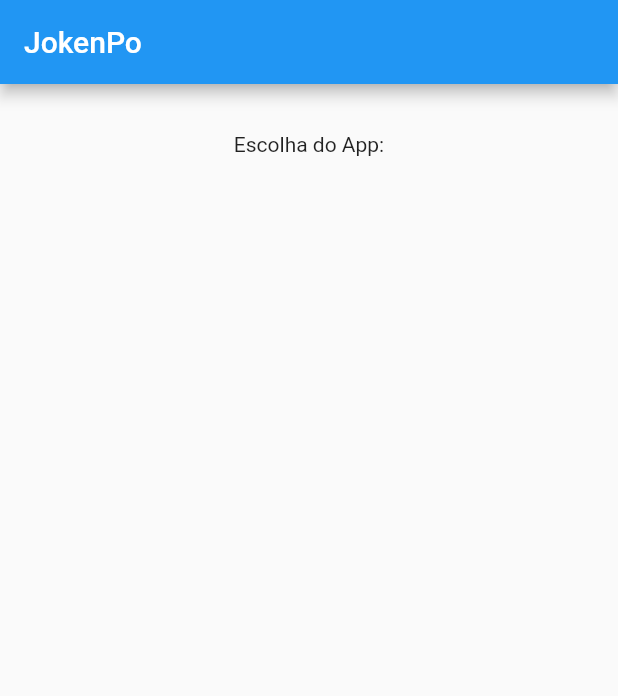
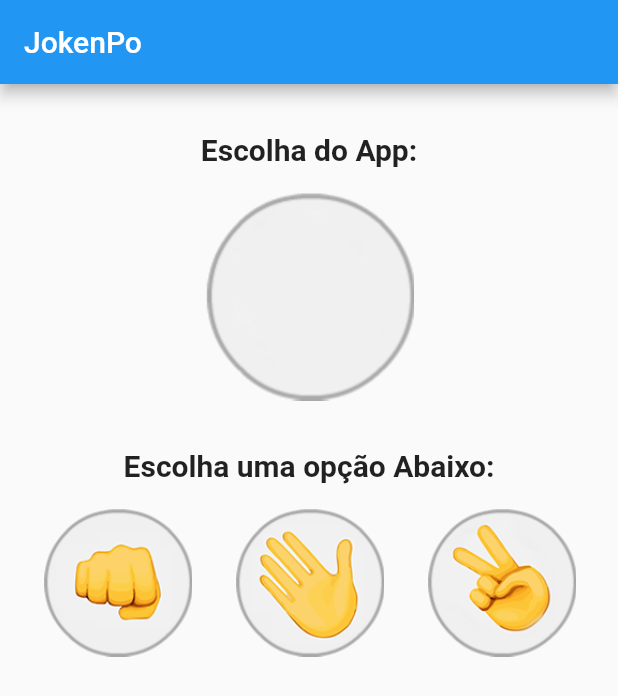
Before and after one commit to CarlosBitzin/Jokenpo, a Flutter app: the screen it shows after launch, on a phone screen of 412 x 824 dp. Shown: the top 696 px of the screen. Run offline on Flutter 3.47's test engine with Material 2 defaults, Android fonts, the phone set to English and light mode, and no system bars.

Commit message:
finalização da interface

```diff
--- a/lib/jogo.dart
+++ b/lib/jogo.dart
@@ -15,14 +15,38 @@ class _JogoState extends State<Jogo> {
         title: Text("JokenPo"),
       ),
       body: Column(
-        crossAxisAlignment: CrossAxisAlignment.stretch,
+        crossAxisAlignment: CrossAxisAlignment.center,
         children: [
           Padding(
             padding: EdgeInsets.only(top: 32, bottom: 16),
             child: Text(
             "Escolha do App:",
             textAlign: TextAlign.center,
+            style: TextStyle(
+              fontSize: 20,
+              fontWeight: FontWeight.bold,
             ),
+            ),
+          ),
+          Image.asset("images/padrao.png"),
+          Padding(
+            padding: EdgeInsets.only(top: 32, bottom: 16),
+            child: Text(
+            "Escolha uma opção Abaixo:",
+            textAlign: TextAlign.center,
+            style: TextStyle(
+              fontSize: 20,
+              fontWeight: FontWeight.bold,
+            ),
+            ),
+          ),
+          Row(
+            mainAxisAlignment: MainAxisAlignment.spaceEvenly,
+            children: [
+              Image.asset("images/pedra.png", height: 100),
+              Image.asset("images/papel.png",height: 100),
+              Image.asset("images/tesoura.png",height: 100),
+            ],
           ),
         ],
       ),
```
Also changed, not shown: pubspec.yaml (+5 -3 lines).
